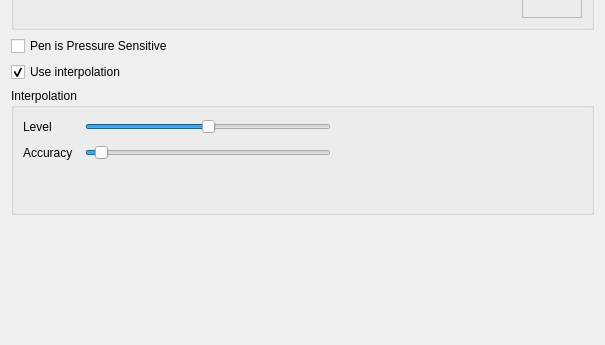
Qt form resources/forms/brushProperties.ui (Sankore/Sankore-3.1) before a commit; both pictures show x 0 to 605 and y 463 to 808 of the 605 by 808 pixel window.
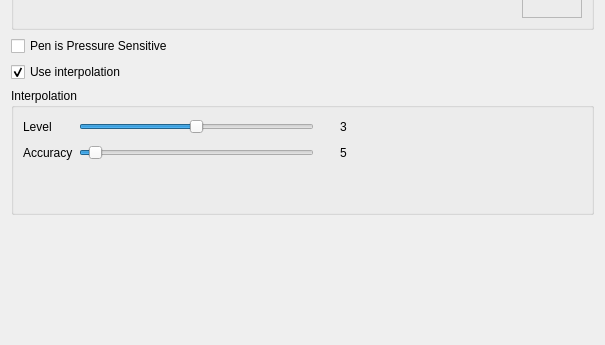
The same form after that commit. Custom widgets are drawn as their Qt base class.

Commit message: Added the lines interpolation

Diff of the .ui file:
```diff
--- a/resources/forms/brushProperties.ui
+++ b/resources/forms/brushProperties.ui
@@ -481,20 +481,7 @@
         </property>
        </widget>
       </item>
-      <item row="1" column="2">
-       <widget class="QSlider" name="accuracySlider">
-        <property name="minimum">
-         <number>1</number>
-        </property>
-        <property name="value">
-         <number>5</number>
-        </property>
-        <property name="orientation">
-         <enum>Qt::Horizontal</enum>
-        </property>
-       </widget>
-      </item>
-      <item row="0" column="2">
+      <item row="0" column="1">
        <widget class="QSlider" name="levelSlider">
         <property name="sizePolicy">
          <sizepolicy hsizetype="Expanding" vsizetype="Expanding">
@@ -516,8 +503,18 @@
         </property>
        </widget>
       </item>
-      <item row="1" column="3">
-       <spacer name="horizontalSpacer_5">
+      <item row="0" column="3">
+       <widget class="QLabel" name="interpolationLevelValueLabel">
+        <property name="text">
+         <string>3</string>
+        </property>
+        <property name="alignment">
+         <set>Qt::AlignCenter</set>
+        </property>
+       </widget>
+      </item>
+      <item row="0" column="4">
+       <spacer name="horizontalSpacer_4">
         <property name="orientation">
          <enum>Qt::Horizontal</enum>
         </property>
@@ -536,8 +533,31 @@
         </property>
        </widget>
       </item>
-      <item row="0" column="3">
-       <spacer name="horizontalSpacer_4">
+      <item row="1" column="1">
+       <widget class="QSlider" name="accuracySlider">
+        <property name="minimum">
+         <number>1</number>
+        </property>
+        <property name="value">
+         <number>5</number>
+        </property>
+        <property name="orientation">
+         <enum>Qt::Horizontal</enum>
+        </property>
+       </widget>
+      </item>
+      <item row="1" column="3">
+       <widget class="QLabel" name="interpolationAccuracyValueLabel">
+        <property name="text">
+         <string>5</string>
+        </property>
+        <property name="alignment">
+         <set>Qt::AlignCenter</set>
+        </property>
+       </widget>
+      </item>
+      <item row="1" column="4">
+       <spacer name="horizontalSpacer_5">
         <property name="orientation">
          <enum>Qt::Horizontal</enum>
         </property>
@@ -549,7 +569,7 @@
         </property>
        </spacer>
       </item>
-      <item row="2" column="1" colspan="3">
+      <item row="2" column="2">
        <spacer name="verticalSpacer">
         <property name="orientation">
          <enum>Qt::Vertical</enum>
```
Left out of the diff: 46 changed lines with no effect on the pictures. The commit also changes 10 other files.
